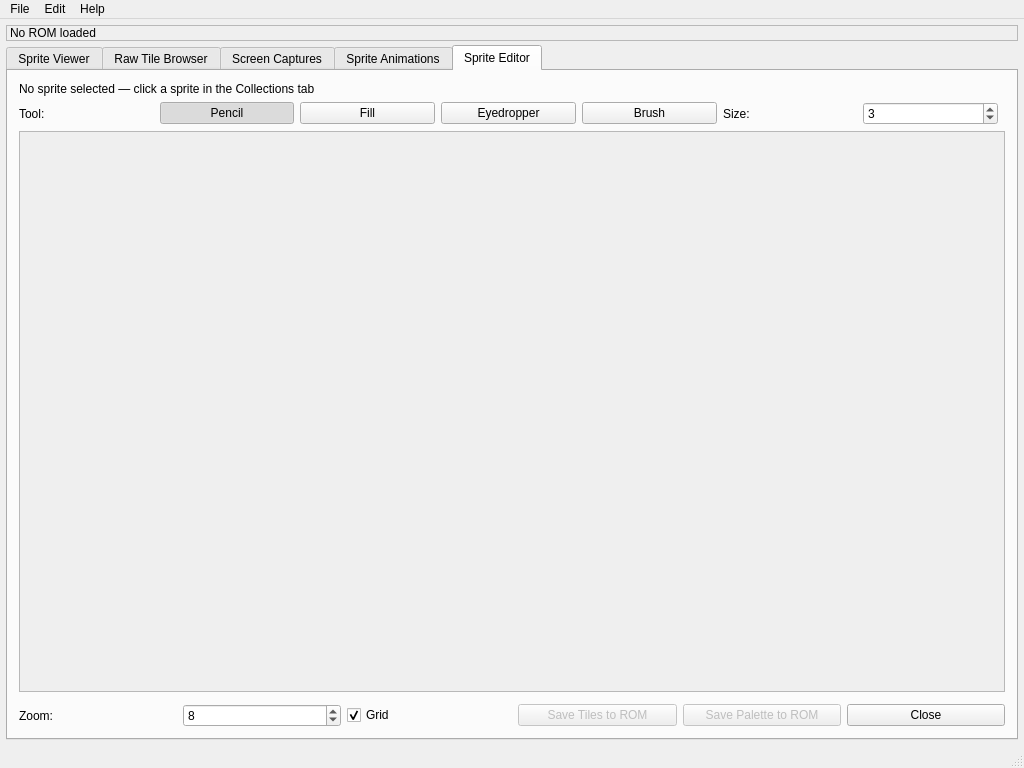
First picture: the form in sprite-editor/MainWindow.ui, repository mwales-ai/genesis-hacking, before the edit.
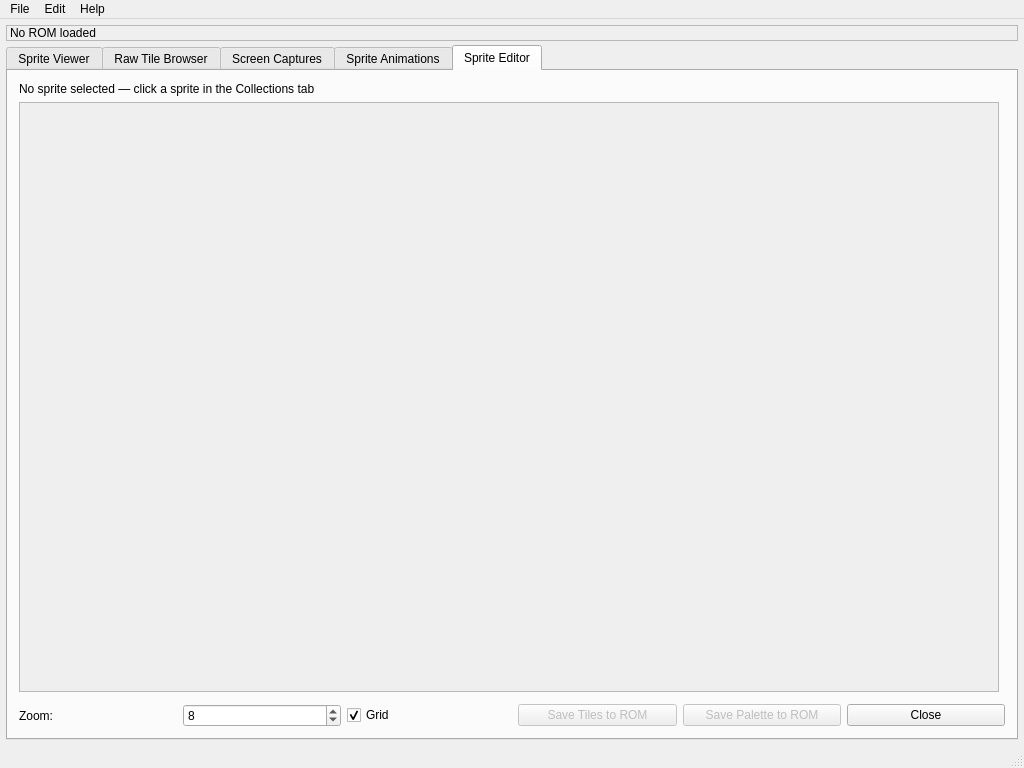
Second picture: the form after the edit. The open tabs and pages were chosen to show the change. Custom widgets are drawn as their Qt base class.

Commit message:
Add 2x2 icon tool buttons and 4x4 palette grid to editor
Restructured Sprite Editor tab layout:
- Left side: canvas + 1x16 palette strip (existing)
- Right side: vertical tool panel with:
  - 2x2 grid of icon tool buttons (pencil, fill, eyedropper, brush)
  - Brush size spinner (shown only when brush tool is active)
  - 4x4 color palette grid for quick color selection

Icons are drawn programmatically (no external image files).
Both the 4x4 grid and 1x16 strip stay synced — selecting in
either updates the pen color in the editor.

Patch:
```diff
--- a/sprite-editor/MainWindow.ui
+++ b/sprite-editor/MainWindow.ui
@@ -765,118 +765,48 @@
         <item>
          <layout class="QHBoxLayout" name="editorToolLayout">
           <item>
-           <widget class="QLabel" name="editorToolLabel">
-            <property name="text">
-             <string>Tool:</string>
-            </property>
-           </widget>
+           <layout class="QVBoxLayout" name="editorCanvasLayout">
+            <item>
+             <widget class="QScrollArea" name="theEditorScrollArea">
+              <property name="sizePolicy">
+               <sizepolicy hsizetype="Expanding" vsizetype="Expanding">
+                <horstretch>1</horstretch>
+                <verstretch>1</verstretch>
+               </sizepolicy>
+              </property>
+              <property name="widgetResizable">
+               <bool>false</bool>
+              </property>
+              <widget class="SpritePixelEditor" name="theSpritePixelEditor"/>
+             </widget>
+            </item>
+            <item>
+             <widget class="PaletteWidget" name="theEditorPalette"/>
+            </item>
+           </layout>
           </item>
+          <!-- Right: tool panel (built programmatically) -->
           <item>
-           <widget class="QPushButton" name="theToolPencilButton">
-            <property name="text">
-             <string>Pencil</string>
+           <widget class="QWidget" name="theEditorToolPanel">
+            <property name="sizePolicy">
+             <sizepolicy hsizetype="Fixed" vsizetype="Preferred">
+              <horstretch>0</horstretch>
+              <verstretch>0</verstretch>
+             </sizepolicy>
             </property>
-            <property name="checkable">
-             <bool>true</bool>
+            <property name="minimumWidth">
+             <number>100</number>
             </property>
-            <property name="checked">
-             <bool>true</bool>
+            <property name="maximumWidth">
+             <number>120</number>
             </property>
             <property name="toolTip">
              <string>Draw one pixel at a time (P)</string>
             </property>
            </widget>
           </item>
-          <item>
-           <widget class="QPushButton" name="theToolBucketButton">
-            <property name="text">
-             <string>Fill</string>
-            </property>
-            <property name="checkable">
-             <bool>true</bool>
-            </property>
-            <property name="toolTip">
-             <string>Flood fill connected pixels of the same color (F)</string>
-            </property>
-           </widget>
-          </item>
-          <item>
-           <widget class="QPushButton" name="theToolEyedropperButton">
-            <property name="text">
-             <string>Eyedropper</string>
-            </property>
-            <property name="checkable">
-             <bool>true</bool>
-            </property>
-            <property name="toolTip">
-             <string>Pick a color from the sprite (E). Also: right-click anytime</string>
-            </property>
-           </widget>
-          </item>
-          <item>
-           <widget class="QPushButton" name="theToolBrushButton">
-            <property name="text">
-             <string>Brush</string>
-            </property>
-            <property name="checkable">
-             <bool>true</bool>
-            </property>
-            <property name="toolTip">
-             <string>Paint with an adjustable brush (B)</string>
-            </property>
-           </widget>
-          </item>
-          <item>
-           <widget class="QLabel" name="editorBrushSizeLabel">
-            <property name="text">
-             <string>Size:</string>
-            </property>
-           </widget>
-          </item>
-          <item>
-           <widget class="QSpinBox" name="theBrushSizeSpin">
-            <property name="minimum">
-             <number>1</number>
-            </property>
-            <property name="maximum">
-             <number>16</number>
-            </property>
-            <property name="value">
-             <number>3</number>
-            </property>
-            <property name="toolTip">
-             <string>Brush size in pixels</string>
-            </property>
-           </widget>
-          </item>
-          <item>
-           <spacer name="editorToolSpacer">
-            <property name="orientation">
-             <enum>Qt::Horizontal</enum>
-            </property>
-           </spacer>
-          </item>
          </layout>
         </item>
-        <!-- SpritePixelEditor (promoted) inside scroll area -->
-        <item>
-         <widget class="QScrollArea" name="theEditorScrollArea">
-          <property name="sizePolicy">
-           <sizepolicy hsizetype="Expanding" vsizetype="Expanding">
-            <horstretch>0</horstretch>
-            <verstretch>1</verstretch>
-           </sizepolicy>
-          </property>
-          <property name="widgetResizable">
-           <bool>false</bool>
-          </property>
-          <widget class="SpritePixelEditor" name="theSpritePixelEditor"/>
-         </widget>
-        </item>
-        <!-- PaletteWidget (promoted) for editor palette -->
-        <item>
-         <widget class="PaletteWidget" name="theEditorPalette"/>
-        </item>
         <!-- Bottom bar: zoom, grid, save buttons -->
         <item>
          <layout class="QHBoxLayout" name="editorBottomLayout">
```
Left out of the diff: 8 changed lines with no effect on the pictures. The commit also changes 6 other files.
